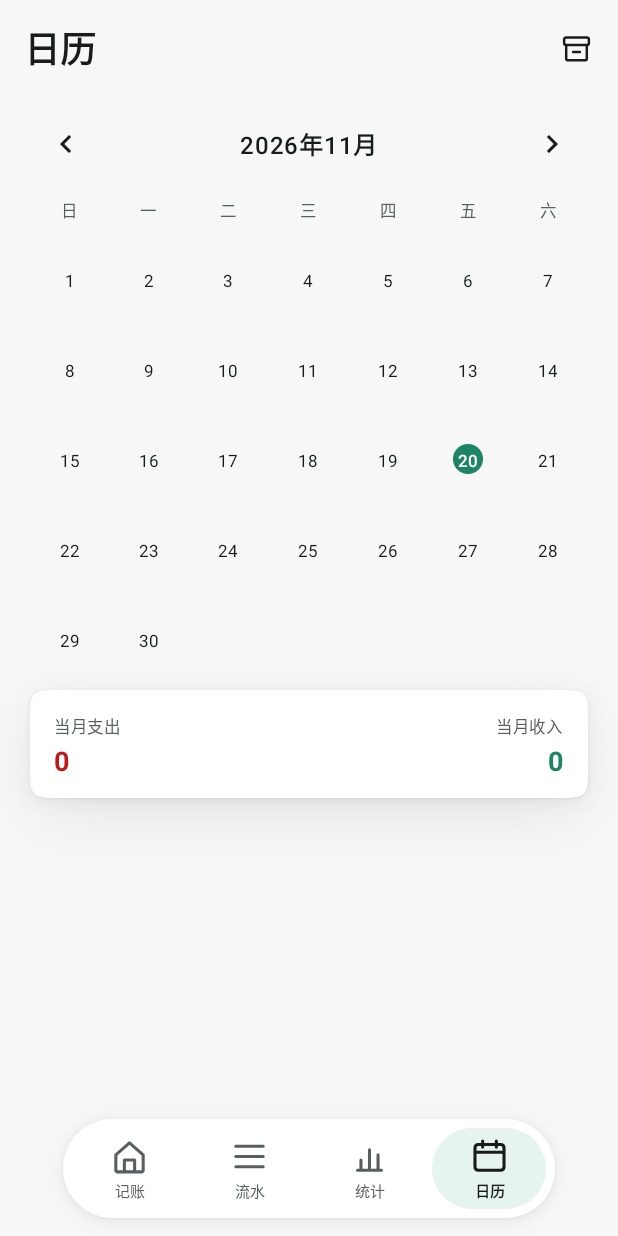
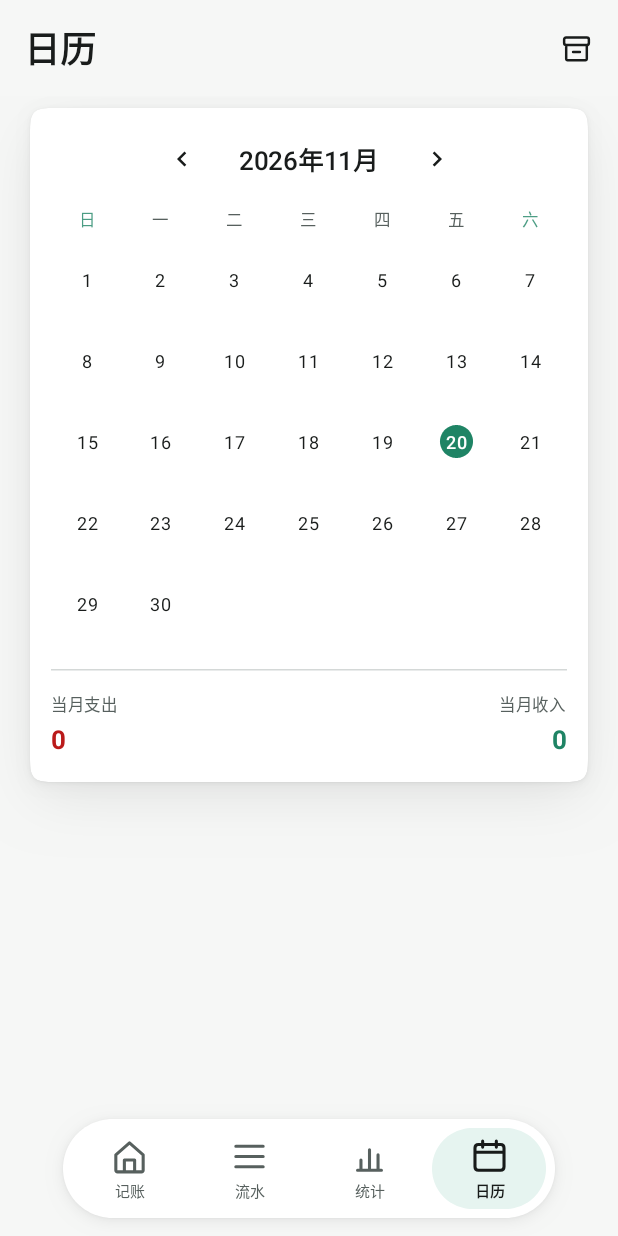
Before and after one commit to Metory-Z/LiCount, an Android app built with Jetpack Compose: the screen it shows after launch (MainActivity), item 4 of the bottom bar chosen, on a phone screen of 412 x 824 dp. Run offline under Robolectric (Android 15) with nearby library versions, the phone set to English and light mode, and no system bars; our stand-ins replace Room's generated code.

Commit message:
fix: 日期胶囊改主色实心，日历整卡重排并用底部弹层展示当日明细

```diff
--- a/app/src/main/java/com/licount/ui/CalendarScreen.kt
+++ b/app/src/main/java/com/licount/ui/CalendarScreen.kt
@@ -1,6 +1,7 @@
 package com.licount.ui
 
 import androidx.compose.foundation.background
+import androidx.compose.foundation.border
 import androidx.compose.foundation.clickable
 import androidx.compose.foundation.layout.*
 import androidx.compose.foundation.rememberScrollState
@@ -24,9 +25,10 @@ import java.util.Calendar
 import java.util.Locale
 
 /**
- * 日历页：月历网格，每格显示当天支出（无支出但有收入时显示收入）。
- * 可切换月份；点击某天弹出当天明细，明细沿用流水页的记录卡片与编辑/删除能力。
+ * 日历页：整块卡片内的月历网格，每格显示当天支出（无支出但有收入时显示收入）。
+ * 可切换月份；点击某天用全宽底部弹层展示当天明细，明细沿用流水页的记录卡片与编辑/删除能力。
  */
+@OptIn(ExperimentalMaterial3Api::class)
 @Composable
 fun CalendarScreen(
     transactions: List<Transaction>,
@@ -88,42 +90,64 @@ fun CalendarScreen(
             .fillMaxSize()
             .verticalScroll(rememberScrollState())
             .padding(horizontal = 20.dp)
-            .padding(top = 8.dp, bottom = bottomInset + 12.dp),
-        verticalArrangement = Arrangement.spacedBy(8.dp)
+            .padding(top = 8.dp, bottom = bottomInset + 12.dp)
     ) {
-        // 月份切换
+        // 月份头、星期、网格、当月合计装进同一张卡，元素不再散落在近背景色上
+        DashboardCard(
+            contentPadding = PaddingValues(horizontal = 14.dp, vertical = 16.dp),
+            modifier = Modifier.fillMaxWidth(),
+            radius = BlockCorner
+        ) {
+            Column(verticalArrangement = Arrangement.spacedBy(10.dp)) {
+                // 标题居中，箭头紧挨标题，而不是被 SpaceBetween 顶到屏幕两端
                 Row(
                     modifier = Modifier.fillMaxWidth(),
                     verticalAlignment = Alignment.CenterVertically,
-            horizontalArrangement = Arrangement.SpaceBetween
+                    horizontalArrangement = Arrangement.Center
                 ) {
-            IconButton(onClick = { shiftMonth(-1) }) {
-                Icon(Icons.AutoMirrored.Filled.KeyboardArrowLeft, contentDescription = "上个月")
+                    IconButton(onClick = { shiftMonth(-1) }, modifier = Modifier.size(36.dp)) {
+                        Icon(
+                            Icons.AutoMirrored.Filled.KeyboardArrowLeft,
+                            contentDescription = "上个月",
+                            modifier = Modifier.size(20.dp)
+                        )
                     }
                     Text(
                         "${year}年${month + 1}月",
-                fontSize = 16.sp,
-                fontWeight = FontWeight.SemiBold
+                        fontSize = 17.sp,
+                        fontWeight = FontWeight.SemiBold,
+                        modifier = Modifier.padding(horizontal = 20.dp)
                     )
-            IconButton(onClick = { shiftMonth(1) }) {
-                Icon(Icons.AutoMirrored.Filled.KeyboardArrowRight, contentDescription = "下个月")
+                    IconButton(onClick = { shiftMonth(1) }, modifier = Modifier.size(36.dp)) {
+                        Icon(
+                            Icons.AutoMirrored.Filled.KeyboardArrowRight,
+                            contentDescription = "下个月",
+                            modifier = Modifier.size(20.dp)
+                        )
                     }
                 }
 
-        // 星期标题
+                // 星期标题：周末用主色淡字区分
                 Row(modifier = Modifier.fillMaxWidth()) {
-            listOf("日", "一", "二", "三", "四", "五", "六").forEach { label ->
+                    listOf("日", "一", "二", "三", "四", "五", "六").forEachIndexed { i, label ->
+                        val weekend = i == 0 || i == 6
                         Text(
                             label,
                             modifier = Modifier.weight(1f),
                             textAlign = TextAlign.Center,
                             fontSize = 11.sp,
-                    color = MaterialTheme.colorScheme.onSurfaceVariant
+                            fontWeight = if (weekend) FontWeight.Medium else FontWeight.Normal,
+                            color = if (weekend) {
+                                MaterialTheme.colorScheme.primary.copy(alpha = 0.8f)
+                            } else {
+                                MaterialTheme.colorScheme.onSurfaceVariant
+                            }
                         )
                     }
                 }
 
-        // 月历网格
+                // 网格：行距收紧到 2dp，格子高度一致，日期统一在同一水平线上
+                Column(verticalArrangement = Arrangement.spacedBy(2.dp)) {
                     for (week in 0 until weekCount) {
                         Row(modifier = Modifier.fillMaxWidth()) {
                             for (dow in 0..6) {
@@ -142,13 +166,14 @@ fun CalendarScreen(
                             }
                         }
                     }
+                }
+
+                HorizontalDivider(
+                    thickness = 1.dp,
+                    color = MaterialTheme.colorScheme.outlineVariant
+                )
 
                 // 当月合计
-        DashboardCard(
-            contentPadding = PaddingValues(horizontal = 16.dp, vertical = 12.dp),
-            modifier = Modifier.fillMaxWidth(),
-            radius = BlockCorner
-        ) {
                 Row(
                     modifier = Modifier.fillMaxWidth(),
                     horizontalArrangement = Arrangement.SpaceBetween
@@ -161,7 +186,7 @@ fun CalendarScreen(
                         )
                         Text(
                             formatMoney(monthExpense),
-                        fontSize = 18.sp,
+                            fontSize = 17.sp,
                             fontWeight = FontWeight.Bold,
                             color = MaterialTheme.colorScheme.error
                         )
@@ -174,7 +199,7 @@ fun CalendarScreen(
                         )
                         Text(
                             formatMoney(monthIncome),
-                        fontSize = 18.sp,
+                            fontSize = 17.sp,
                             fontWeight = FontWeight.Bold,
                             color = MaterialTheme.colorScheme.primary
                         )
@@ -182,38 +207,42 @@ fun CalendarScreen(
                 }
             }
         }
+    }
 
-    // 某天明细
+    // 某天明细：全宽底部弹层，记录卡片不再被塞进窄对话框里挤压变形
     if (selectedDay > 0) {
         val dayTxs = byDay[selectedDay].orEmpty()
         val dayExpense = dayTxs.filter { it.amountFen > 0 }.sumOf { it.amountFen }
         val dayIncome = dayTxs.filter { it.amountFen < 0 }.sumOf { -it.amountFen }
-        AlertDialog(
+        ModalBottomSheet(
             onDismissRequest = { selectedDay = 0 },
-            title = {
+            containerColor = MaterialTheme.colorScheme.surface
+        ) {
+            Column(
+                modifier = Modifier
+                    .fillMaxWidth()
+                    .verticalScroll(rememberScrollState())
+                    .padding(horizontal = 20.dp)
+                    .padding(bottom = 28.dp),
+                verticalArrangement = Arrangement.spacedBy(10.dp)
+            ) {
                 Text(
                     "${month + 1}月${selectedDay}日 · ${dayTxs.size} 笔",
-                    fontSize = 17.sp,
+                    fontSize = 18.sp,
                     fontWeight = FontWeight.SemiBold
                 )
-            },
-            text = {
-                Column(
-                    modifier = Modifier.verticalScroll(rememberScrollState()),
-                    verticalArrangement = Arrangement.spacedBy(8.dp)
-                ) {
                 Row(
                     modifier = Modifier.fillMaxWidth(),
                     horizontalArrangement = Arrangement.SpaceBetween
                 ) {
                     Text(
                         "支出 ${formatMoney(dayExpense)}",
-                            fontSize = 12.sp,
+                        fontSize = 13.sp,
                         color = MaterialTheme.colorScheme.error
                     )
                     Text(
                         "收入 ${formatMoney(dayIncome)}",
-                            fontSize = 12.sp,
+                        fontSize = 13.sp,
                         color = MaterialTheme.colorScheme.primary
                     )
                 }
@@ -221,7 +250,8 @@ fun CalendarScreen(
                     Text(
                         "这天没有记录",
                         fontSize = 13.sp,
-                            color = MaterialTheme.colorScheme.onSurfaceVariant
+                        color = MaterialTheme.colorScheme.onSurfaceVariant,
+                        modifier = Modifier.padding(vertical = 12.dp)
                     )
                 } else {
                     dayTxs.forEach { tx ->
@@ -236,11 +266,7 @@ fun CalendarScreen(
                     }
                 }
             }
-            },
-            confirmButton = {
-                TextButton(onClick = { selectedDay = 0 }) { Text("关闭") }
         }
-        )
     }
 
     editing?.let { tx ->
@@ -256,7 +282,7 @@ fun CalendarScreen(
     }
 }
 
-/** 月历里的单个日期格。 */
+/** 月历里的单个日期格。内容高度固定，保证有/无金额的格子日期不会上下跳动。 */
 @Composable
 private fun RowScope.DayCell(
     day: Int,
@@ -267,26 +293,38 @@ private fun RowScope.DayCell(
 ) {
     val expense = txs.filter { it.amountFen > 0 }.sumOf { it.amountFen }
     val income = txs.filter { it.amountFen < 0 }.sumOf { -it.amountFen }
+    val shape = SquircleShape(ControlCorner)
     val bg = when {
         isSelected -> MaterialTheme.colorScheme.primaryContainer
         txs.isNotEmpty() -> MaterialTheme.colorScheme.surfaceContainerHigh
         else -> Color.Transparent
     }
 
-    Column(
+    Box(
         modifier = Modifier
             .weight(1f)
             .height(52.dp)
-            .clip(SquircleShape(ControlCorner))
+            .padding(horizontal = 2.dp)
+    ) {
+        Column(
+            modifier = Modifier
+                .fillMaxSize()
+                .clip(shape)
                 .background(bg)
-            .clickable(onClick = onClick)
-            .padding(horizontal = 2.dp, vertical = 4.dp),
+                .then(
+                    if (isSelected) {
+                        Modifier.border(1.5.dp, MaterialTheme.colorScheme.primary, shape)
+                    } else {
+                        Modifier
+                    }
+                )
+                .clickable(onClick = onClick),
             horizontalAlignment = Alignment.CenterHorizontally,
             verticalArrangement = Arrangement.Center
         ) {
             Box(
                 modifier = Modifier
-                .size(20.dp)
+                    .size(22.dp)
                     .background(
                         if (isToday) MaterialTheme.colorScheme.primary else Color.Transparent,
                         SquircleCapsule
@@ -295,7 +333,7 @@ private fun RowScope.DayCell(
             ) {
                 Text(
                     "$day",
-                fontSize = 11.sp,
+                    fontSize = 12.sp,
                     fontWeight = if (isToday) FontWeight.SemiBold else FontWeight.Normal,
                     color = if (isToday) {
                         MaterialTheme.colorScheme.onPrimary
@@ -304,19 +342,26 @@ private fun RowScope.DayCell(
                     }
                 )
             }
+            Spacer(Modifier.height(2.dp))
+            // 无记录时也保留这一行的高度，日期才能对齐
+            Box(modifier = Modifier.height(14.dp), contentAlignment = Alignment.Center) {
                 when {
                     expense > 0 -> Text(
                         "-${shortMoney(expense)}",
                         fontSize = 9.sp,
                         maxLines = 1,
+                        softWrap = false,
                         color = MaterialTheme.colorScheme.error
                     )
                     income > 0 -> Text(
                         "+${shortMoney(income)}",
                         fontSize = 9.sp,
                         maxLines = 1,
+                        softWrap = false,
                         color = MaterialTheme.colorScheme.primary
                     )
+                }
+            }
         }
     }
 }
```
Also changed, not shown: app/src/main/java/com/licount/ui/RecordsScreen.kt (+11 -10 lines). Lines whose indentation alone changed are shown as unchanged.
